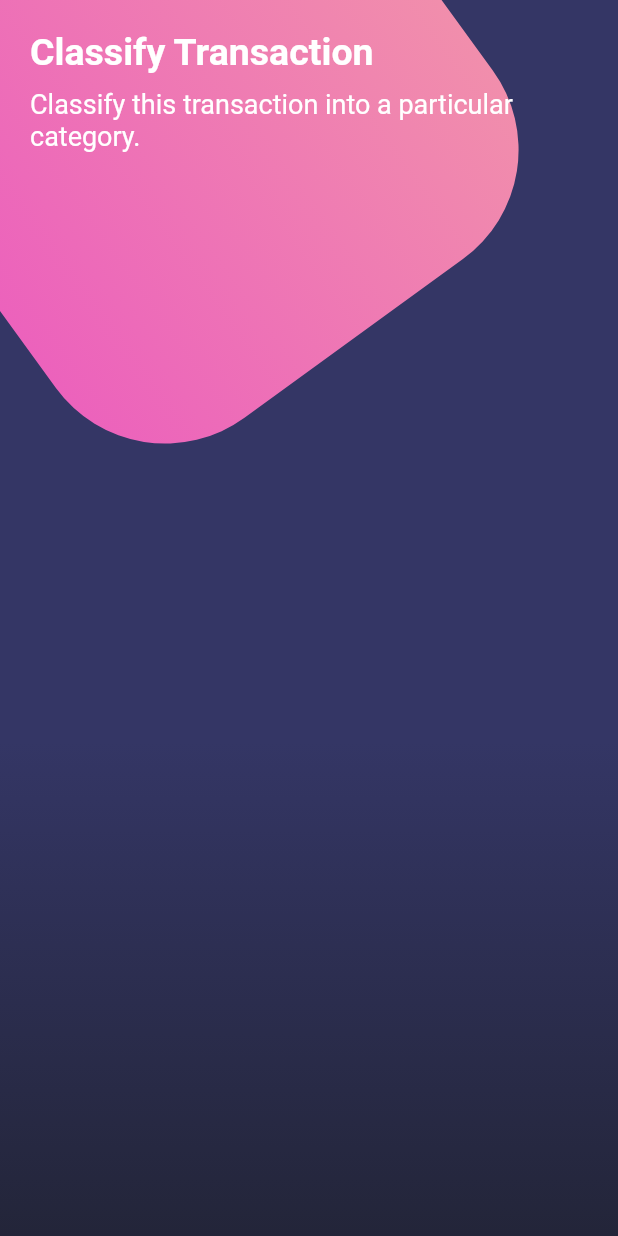
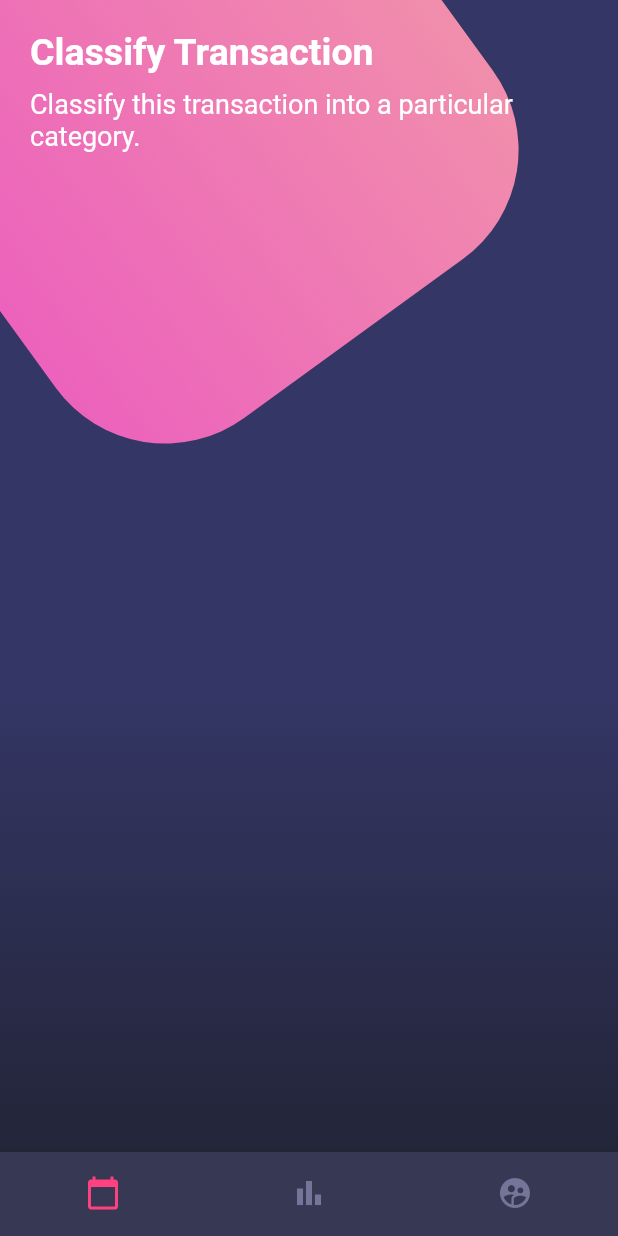
Before and after one commit to victand98/flutter_designs, a Flutter app: the screen it shows after launch, on a phone screen of 412 x 824 dp. Run offline on Flutter 3.47's test engine with Material 2 defaults, Android fonts, the phone set to English and light mode, and no system bars.

Commit message:
Custom Design: Bottom Navigation Bar

```diff
--- a/lib/src/pages/custom_page.dart
+++ b/lib/src/pages/custom_page.dart
@@ -15,6 +15,27 @@ class CustomPage extends StatelessWidget {
                 _titles(),
               ],
             ),
+          ),
+        ],
+      ),
+      bottomNavigationBar: BottomNavigationBar(
+        showSelectedLabels: false,
+        showUnselectedLabels: false,
+        backgroundColor: Color.fromRGBO(55, 57, 84, 1.0),
+        selectedItemColor: Colors.pinkAccent,
+        unselectedItemColor: Color.fromRGBO(116, 117, 152, 1.0),
+        items: [
+          BottomNavigationBarItem(
+            icon: Icon(Icons.calendar_today),
+            label: "",
+          ),
+          BottomNavigationBarItem(
+            icon: Icon(Icons.bar_chart_outlined),
+            label: "",
+          ),
+          BottomNavigationBarItem(
+            icon: Icon(Icons.supervised_user_circle),
+            label: "",
           ),
         ],
       ),
```
